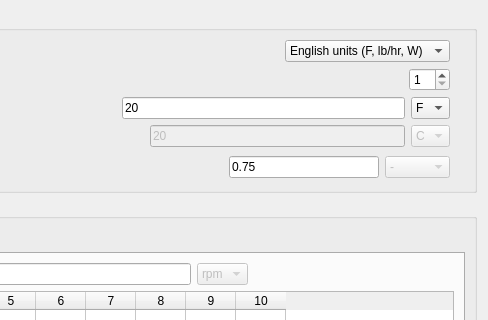
This is ui_files/Compressor_define_AHRI.ui in OmarZaki96/EGSim as Qt 5 draws it before an edit; both pictures show x 343 to 831 and y 0 to 320 of the 831 by 648 pixel window. The edited form follows.
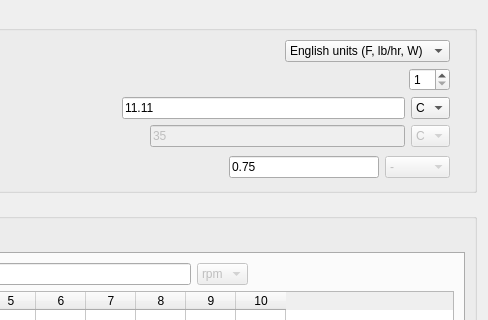
This is the edited form.

```diff
--- a/ui_files/Compressor_define_AHRI.ui
+++ b/ui_files/Compressor_define_AHRI.ui
@@ -220,7 +220,7 @@
            <string>Standard superheat for the mass flowrate of the map. It is usually 20 F.</string>
           </property>
           <property name="text">
-           <string>20</string>
+           <string>11.11</string>
           </property>
           <property name="maxLength">
            <number>8</number>
@@ -230,7 +230,7 @@
         <item>
          <widget class="QComboBox" name="Comp_AHRI_std_sh_unit">
           <property name="currentIndex">
-           <number>1</number>
+           <number>0</number>
           </property>
           <item>
            <property name="text">
@@ -239,7 +239,7 @@
           </item>
           <item>
            <property name="text">
-            <string>F</string>
+            <string>R</string>
            </property>
           </item>
          </widget>
@@ -309,7 +309,7 @@
            <string>Standard superheat for the mass flowrate of the map. It is usually 20 F.</string>
           </property>
           <property name="text">
-           <string>20</string>
+           <string>35</string>
           </property>
           <property name="maxLength">
            <number>8</number>
```
